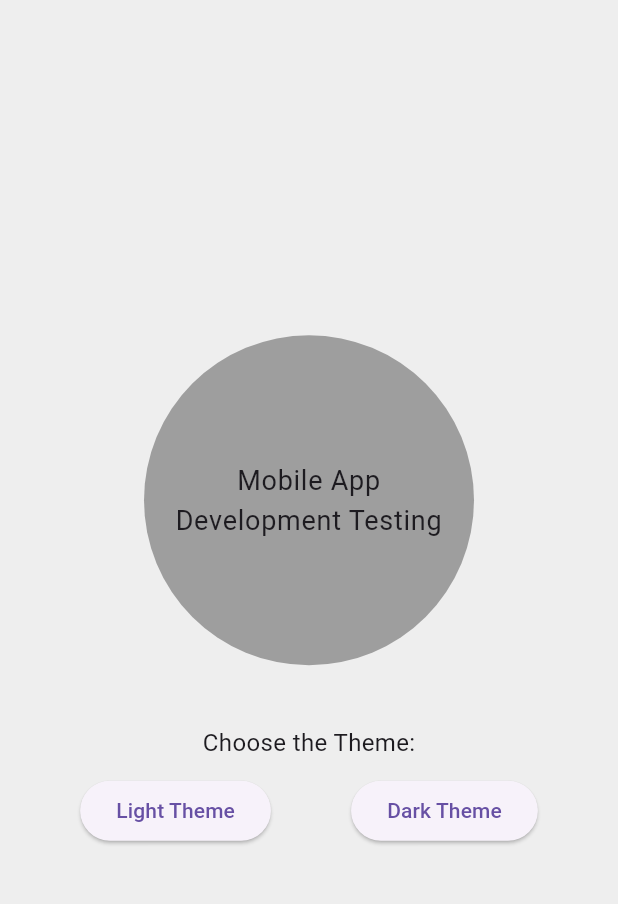
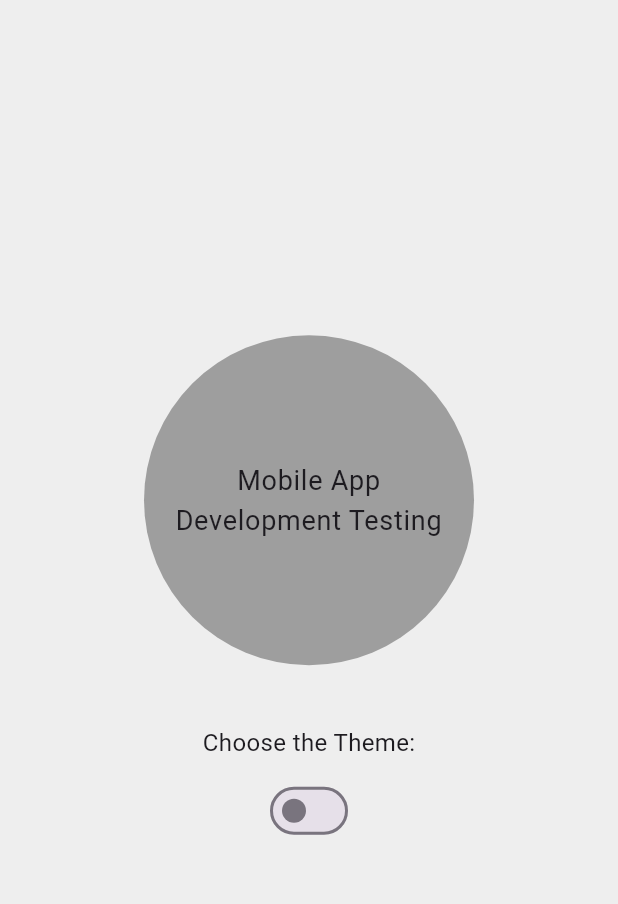
Before and after one commit to KenyNguyenn321/Activity_2_MAD, a Flutter app: the screen it shows after launch, on a phone screen of 412 x 824 dp, the part 84-988 px from its top. Run offline on Flutter 3.47's test engine with Material 3 defaults, Android fonts, the phone set to English and light mode, and no system bars.

Commit message:
task 2 changes
task 2 changes

```diff
--- a/incw02/lib/main.dart
+++ b/incw02/lib/main.dart
@@ -66,26 +66,14 @@ class _RunMyAppState extends State<RunMyApp> {
                   textAlign: TextAlign.center,
                 ),
               ),
-
               const SizedBox(height: 20),
-
               const Text('Choose the Theme:', style: TextStyle(fontSize: 16)),
-
               const SizedBox(height: 10),
-
-              // PART 1 TASK: Controls
-              Row(
-                mainAxisAlignment: MainAxisAlignment.spaceEvenly,
-                children: [
-                  ElevatedButton(
-                    onPressed: () => changeTheme(ThemeMode.light),
-                    child: const Text('Light Theme'),
-                  ),
-                  ElevatedButton(
-                    onPressed: () => changeTheme(ThemeMode.dark),
-                    child: const Text('Dark Theme'),
-                  ),
-                ],
+              Switch(
+                value: _themeMode == ThemeMode.dark,
+                onChanged: (isDark) {
+                  changeTheme(isDark ? ThemeMode.dark : ThemeMode.light);
+                },
               ),
             ],
           ),
```
